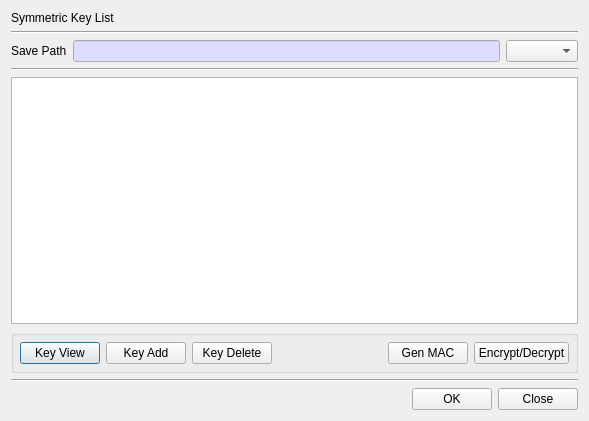
Qt form BerEditor/key_list_dlg.ui (jykim74/BerEditor) before a commit.
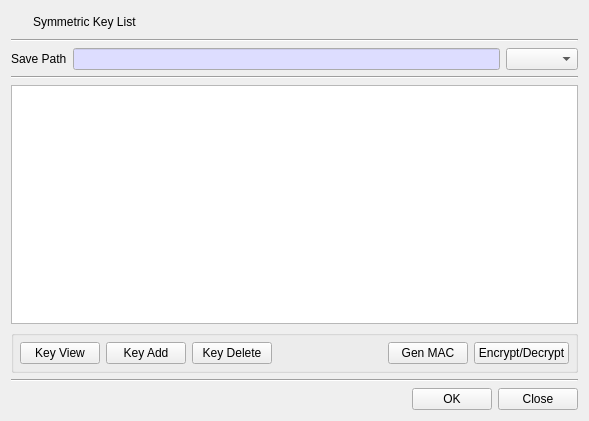
The same form after that commit. Icons and pictures are not drawn.

```diff
--- a/BerEditor/key_list_dlg.ui
+++ b/BerEditor/key_list_dlg.ui
@@ -15,11 +15,44 @@
   </property>
   <layout class="QVBoxLayout" name="verticalLayout">
    <item>
-    <widget class="QLabel" name="mTitleLabel">
-     <property name="text">
-      <string>Symmetric Key List</string>
+    <layout class="QGridLayout" name="gridLayout_4">
+     <property name="topMargin">
+      <number>0</number>
      </property>
-    </widget>
+     <item row="0" column="1">
+      <widget class="QLabel" name="mTitleLabel">
+       <property name="text">
+        <string>Symmetric Key List</string>
+       </property>
+      </widget>
+     </item>
+     <item row="0" column="0">
+      <widget class="QPushButton" name="pushButton">
+       <property name="minimumSize">
+        <size>
+         <width>16</width>
+         <height>0</height>
+        </size>
+       </property>
+       <property name="maximumSize">
+        <size>
+         <width>16</width>
+         <height>16777215</height>
+        </size>
+       </property>
+       <property name="text">
+        <string/>
+       </property>
+       <property name="icon">
+        <iconset resource="bereditor.qrc">
+         <normaloff>:/images/keylist.png</normaloff>:/images/keylist.png</iconset>
+       </property>
+       <property name="flat">
+        <bool>true</bool>
+       </property>
+      </widget>
+     </item>
+    </layout>
    </item>
    <item>
     <widget class="Line" name="line">
```
Left out of the diff: 4 changed lines with no effect on the pictures.
